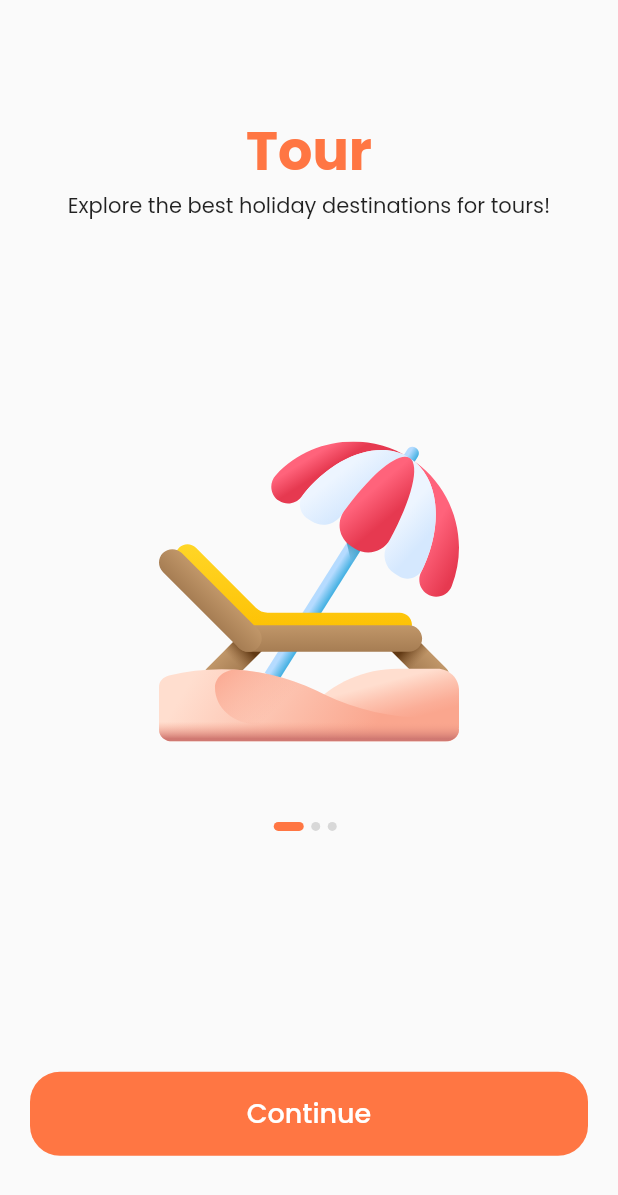
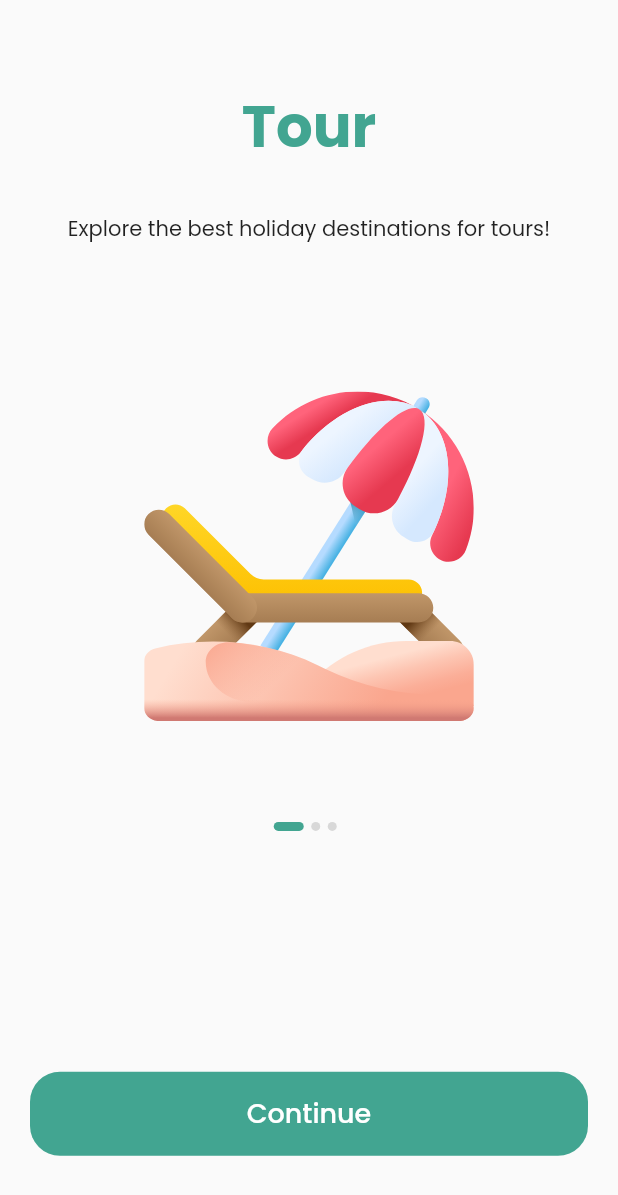
Before and after one commit to adhikari-jagdish/aspiration_asia, a Flutter app: the OnBoarding screen opened by its route, on a phone screen of 412 x 824 dp. Shown: the top 1195 px of the screen. Run offline on Flutter 3.47's test engine with Material 2 defaults, Android fonts, the phone set to English and light mode, and no system bars; our stand-ins replace bot_toast, bottom_navy_bar, carousel_slider, dio, equatable, firebase_auth and 9 more; missing offline and left inert: flutter_facebook_login; accounts and stored records are empty; network calls fail.

```diff
--- a/lib/main.dart
+++ b/lib/main.dart
@@ -14,5 +14,6 @@ void main() async {
   SystemUtils().hideSystemUiOverlay();
 
 
+
   runApp(AspirationAsiaRoot());
 }
--- a/lib/utils/default_button.dart
+++ b/lib/utils/default_button.dart
@@ -1,5 +1,5 @@
 import 'package:flutter/material.dart';
-
+import 'package:aspirationasia/utils/custom_colour.dart';
 import 'SizeConfig.dart';
 import 'constants.dart';
 
@@ -19,7 +19,7 @@ class DefaultButton extends StatelessWidget {
       height: 56.0,
       child: FlatButton(
         shape: RoundedRectangleBorder(borderRadius: BorderRadius.circular(20)),
-        color: kPrimaryColor,
+        color: CustomColor.welcomeTextColor,
         onPressed: press,
         child: Text(
           text,
--- a/lib/utils/integers.dart
+++ b/lib/utils/integers.dart
@@ -1,4 +1,5 @@
 class Integers {
+  static const double SIZE_TWO = 2.0;
   static const double SIZE_FIVE = 5.0;
   static const double SIZE_EIGHT = 8.0;
   static const double SIZE_TEN = 10.0;
--- a/lib/view/onboarding/onBoardingContent.dart
+++ b/lib/view/onboarding/onBoardingContent.dart
@@ -1,6 +1,8 @@
 import 'package:aspirationasia/utils/constants.dart';
 import 'package:flutter/cupertino.dart';
 import 'package:flutter_svg/flutter_svg.dart';
+import 'package:flutter_screenutil/flutter_screenutil.dart';
+import 'package:aspirationasia/utils/custom_colour.dart';
 
 class OnBoardingContent extends StatelessWidget {
   const OnBoardingContent({
@@ -13,26 +15,30 @@ class OnBoardingContent extends StatelessWidget {
 
   @override
   Widget build(BuildContext context) {
+    ScreenUtil.init(context,
+        designSize: Size(750, 1334), allowFontScaling: true);
+
     return Column(
       children: [
-        Spacer(),
+        Spacer(flex: 2,),
         Text(
           title,
           style: TextStyle(
-            fontSize: 36.0,
-            color: kPrimaryColor,
+            fontSize: 70.ssp,
+            color: CustomColor.welcomeTextColor,
             fontWeight: FontWeight.bold,
           ),
         ),
+        Spacer(flex: 1),
         Text(
           text,
           textAlign: TextAlign.center,
         ),
-        Spacer(flex: 2),
+        Spacer(flex: 3),
         SvgPicture.asset(
           image,
-          height: 200.0,
-          width: 200.0,
+          height: 400.h,
+          width: 400.w,
         ),
       ],
     );
--- a/lib/view/onboarding/onboarding.dart
+++ b/lib/view/onboarding/onboarding.dart
@@ -1,7 +1,9 @@
 import 'package:aspirationasia/utils/constants.dart';
+import 'package:aspirationasia/utils/custom_colour.dart';
 import 'package:aspirationasia/utils/default_button.dart';
+import 'package:aspirationasia/view/login/login.dart';
 import 'package:flutter/material.dart';
-import 'package:aspirationasia/view/login/login.dart';
+import 'package:sized_context/sized_context.dart';
 import 'onBoardingContent.dart';
 
 class OnBoarding extends StatefulWidget {
@@ -38,7 +40,7 @@ class _OnBoarding extends State<OnBoarding> {
     return Scaffold(
       body: SafeArea(
         child: SizedBox(
-          width: double.infinity,
+          width: context.widthPx,
           child: Column(
             children: [
               Expanded(
@@ -97,7 +99,9 @@ class _OnBoarding extends State<OnBoarding> {
       height: 6,
       width: currentPage == index ? 20 : 6,
       decoration: BoxDecoration(
-        color: currentPage == index ? kPrimaryColor : Color(0xFFD8D8D8),
+        color: currentPage == index
+            ? CustomColor.welcomeTextColor
+            : Color(0xFFD8D8D8),
         borderRadius: BorderRadius.circular(3.0),
       ),
     );
--- a/lib/view/splash.dart
+++ b/lib/view/splash.dart
@@ -4,15 +4,18 @@ import 'package:aspirationasia/utils/ImagePaths.dart';
 import 'package:aspirationasia/view/onboarding/onboarding.dart';
 import 'package:flutter/material.dart';
 import 'package:flutter/services.dart';
+import 'package:flutter_screenutil/flutter_screenutil.dart';
 
 class Splash extends StatefulWidget {
   static String routeName = "/splash";
+
 
   @override
   _SplashState createState() => _SplashState();
 }
 
 class _SplashState extends State<Splash> {
+
   @override
   void initState() {
     // TODO: implement initState
@@ -22,7 +25,7 @@ class _SplashState extends State<Splash> {
 
   @override
   Widget build(BuildContext context) {
-    SystemChrome.setEnabledSystemUIOverlays ([]);
+    SystemChrome.setEnabledSystemUIOverlays([]);
     return Scaffold(
         backgroundColor: Colors.white,
         body: Center(
```
Also changed, not shown: lib/model/dashboard/dashboard_response.dart (+39 -1 lines), lib/service/api_service.dart (+6 -3 lines), lib/view/home/home.dart (+8 -5 lines), lib/view/home/widgets/adventures.dart (+12 -4 lines), lib/view/home/widgets/popular_destinations.dart (+18 -10 lines), lib/view/home/widgets/services.dart (+4 -4 lines), lib/view/primary.dart (+6 -5 lines), 1 other file.
